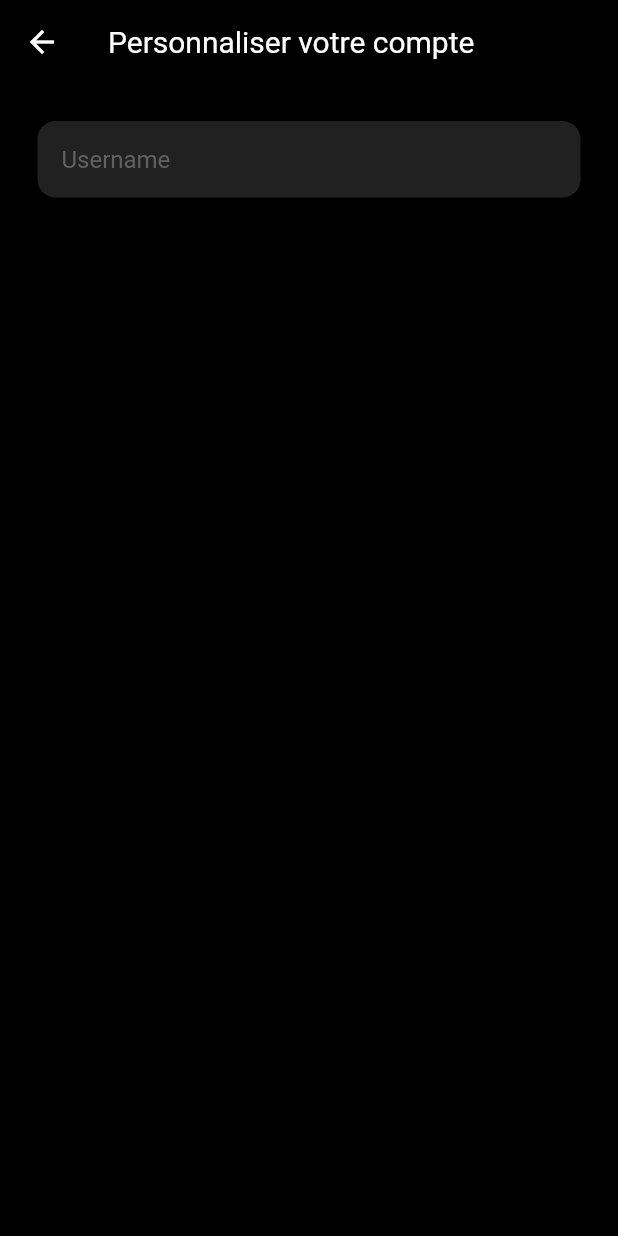
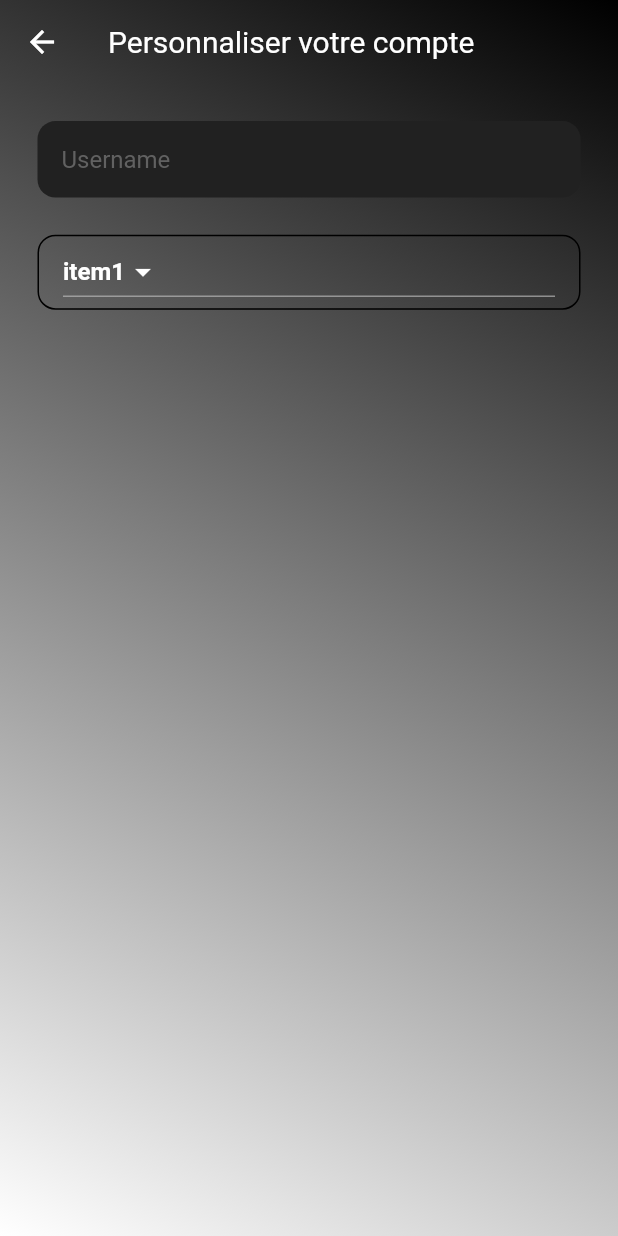
Before and after one commit to Brokeena/H23-Gr1-E7-CineChooser, a Flutter app: the SetupUtilisateur screen opened directly, on a phone screen of 412 x 824 dp. Run offline on Flutter 3.47's test engine with Material 2 defaults, Android fonts, the phone set to English and light mode, and no system bars; our stand-ins replace carousel_slider; missing offline and left inert: tmdb_api.

Commit message:
encore un commit

```diff
--- a/app/cinechooser/test_application1/lib/components/textField.dart
+++ b/app/cinechooser/test_application1/lib/components/textField.dart
@@ -14,9 +14,7 @@ class MyTextField extends StatelessWidget {
 
   @override
   Widget build(BuildContext context) {
-    return Padding(
-        padding: const EdgeInsets.symmetric(horizontal: 25),
-        child: TextField(
+    return TextField(
       controller: controller,
       style: TextStyle(
         color: Colors.white,
@@ -39,7 +37,6 @@ class MyTextField extends StatelessWidget {
         ),
         contentPadding: EdgeInsets.all(16)
       ),
-        ),
     );
   }
 }
--- a/app/cinechooser/test_application1/lib/pages/login_page.dart
+++ b/app/cinechooser/test_application1/lib/pages/login_page.dart
@@ -58,7 +58,6 @@ class _LoginPageState extends State<LoginPage>
       backgroundColor: Styles.bgColor,
       body: SafeArea(
         child: Center(
-          child: Container(
           child: Column(
             mainAxisAlignment: MainAxisAlignment.center,
             children: [
@@ -156,7 +155,6 @@ class _LoginPageState extends State<LoginPage>
                )
           ],),
         ),
-        ),
       )
     );
   }
--- a/app/cinechooser/test_application1/lib/pages/setup_utilisateur.dart
+++ b/app/cinechooser/test_application1/lib/pages/setup_utilisateur.dart
@@ -21,6 +21,9 @@ class _SetupUtilisateurState extends State<SetupUtilisateur>
   //controller
   final usernameController = TextEditingController();
 
+  dynamic dropdownvalues = "item1";
+  List listItemPays = ["item1", "item2", "item3", "item4", "item5", "item6", "item7", "item8", ];
+
   @override
   Widget build(BuildContext context) {
     return Scaffold(
@@ -39,12 +42,14 @@ class _SetupUtilisateurState extends State<SetupUtilisateur>
             end: Alignment.bottomLeft,
             colors: [
               Colors.black,
-              Colors.black,
+              Colors.white,
             ],
           )
         ),
         child: SafeArea(
           child: Center(
+            child: Container(
+              padding: const EdgeInsets.symmetric(horizontal: 25),
               child: Column(
                 children: [
                   SizedBox(height: MediaQuery.of(context).size.height * 0.03),
@@ -54,7 +59,41 @@ class _SetupUtilisateurState extends State<SetupUtilisateur>
                     hintText: 'Username',
                     obscureText: false,
                   ),
+
+                  SizedBox(height: MediaQuery.of(context).size.height * 0.03),
+
+                   Container(
+                    padding: EdgeInsets.symmetric(horizontal: 16),
+                    width: double.infinity,
+                     decoration: const ShapeDecoration(
+                         shape: RoundedRectangleBorder(
+                             side: BorderSide(width: 1.0, style: BorderStyle.solid),
+                             borderRadius: BorderRadius.all(Radius.circular(12),)
+                         )
+                     ),
+                    child: DropdownButton(
+                        value: dropdownvalues,
+                        dropdownColor: Colors.grey.shade600,
+                        icon: Icon(Icons.arrow_drop_down, color: Colors.white,),
+                        elevation: 10,
+                        items: ["item1", "item2", "item3", "item4", "item5", "item6", "item7", "item8", ]
+                            .map((dynamic value) => DropdownMenuItem(
+                            value: value,
+                            child: Text(
+                              value,
+                              style: TextStyle(
+                                  fontWeight: FontWeight.bold,
+                                  color: Colors.white ),
+                            ),
+                        )).toList(),
+                        onChanged: (newItem){
+                          setState(() {
+                            dropdownvalues = newItem!;
+                          });
+                        }),
+                  )
                 ],
+              ),
             ),
           ),
         ),
```
Lines whose indentation alone changed are shown as unchanged.
